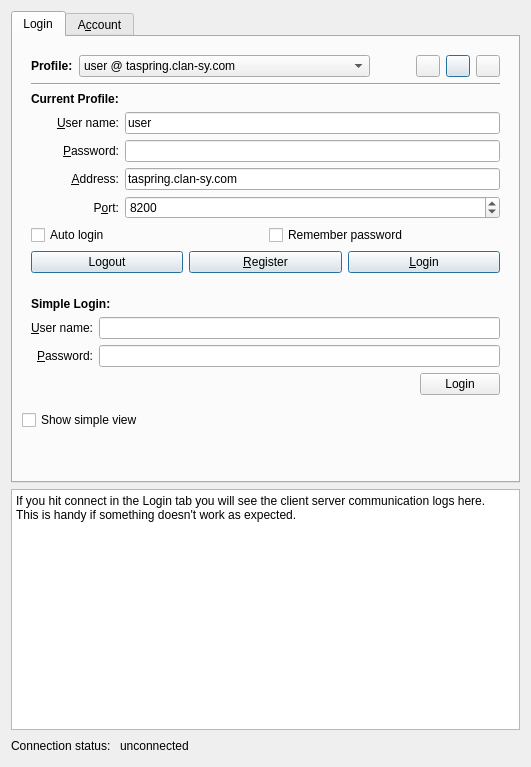
Qt form ui/ConnectionWidget.ui (tizbac/qtlobby) before a commit.
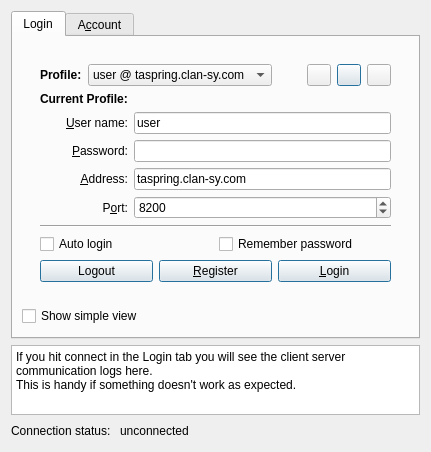
The same form after that commit. Icons and pictures are not drawn.

Commit message: Implemented buildbot config option in .pro file Fixed issue 123

```diff
--- a/ui/ConnectionWidget.ui
+++ b/ui/ConnectionWidget.ui
@@ -6,74 +6,16 @@
    <rect>
     <x>0</x>
     <y>0</y>
-    <width>531</width>
-    <height>767</height>
+    <width>431</width>
+    <height>437</height>
    </rect>
   </property>
-  <property name="sizePolicy">
-   <sizepolicy hsizetype="Expanding" vsizetype="Minimum">
-    <horstretch>0</horstretch>
-    <verstretch>0</verstretch>
-   </sizepolicy>
-  </property>
   <property name="windowTitle">
    <string>Connect to a lobby server </string>
   </property>
-  <layout class="QGridLayout">
-   <item row="1" column="0" colspan="3">
-    <widget class="QTextBrowser" name="connectionLogTextBrowser">
-     <property name="sizePolicy">
-      <sizepolicy hsizetype="Expanding" vsizetype="Expanding">
-       <horstretch>0</horstretch>
-       <verstretch>0</verstretch>
-      </sizepolicy>
-     </property>
-     <property name="html">
-      <string>&lt;!DOCTYPE HTML PUBLIC &quot;-//W3C//DTD HTML 4.0//EN&quot; &quot;http://www.w3.org/TR/REC-html40/strict.dtd&quot;&gt;
-&lt;html&gt;&lt;head&gt;&lt;meta name=&quot;qrichtext&quot; content=&quot;1&quot; /&gt;&lt;style type=&quot;text/css&quot;&gt;
-p, li { white-space: pre-wrap; }
-&lt;/style&gt;&lt;/head&gt;&lt;body style=&quot; font-family:'DejaVu Sans'; font-size:9pt; font-weight:400; font-style:normal;&quot;&gt;
-&lt;p style=&quot; margin-top:0px; margin-bottom:0px; margin-left:0px; margin-right:0px; -qt-block-indent:0; text-indent:0px;&quot;&gt;&lt;span style=&quot; font-family:'Sans Serif';&quot;&gt;If you hit connect in the Login tab you will see the client server communication logs here. &lt;/span&gt;&lt;/p&gt;
-&lt;p style=&quot; margin-top:0px; margin-bottom:0px; margin-left:0px; margin-right:0px; -qt-block-indent:0; text-indent:0px;&quot;&gt;&lt;span style=&quot; font-family:'Sans Serif';&quot;&gt;This is handy if something doesn't work as expected.&lt;/span&gt;&lt;/p&gt;
-&lt;p style=&quot;-qt-paragraph-type:empty; margin-top:0px; margin-bottom:0px; margin-left:0px; margin-right:0px; -qt-block-indent:0; text-indent:0px; font-family:'Sans Serif';&quot;&gt;&lt;/p&gt;&lt;/body&gt;&lt;/html&gt;</string>
-     </property>
-    </widget>
-   </item>
-   <item row="2" column="2">
-    <spacer>
-     <property name="orientation">
-      <enum>Qt::Horizontal</enum>
-     </property>
-     <property name="sizeHint" stdset="0">
-      <size>
-       <width>441</width>
-       <height>20</height>
-      </size>
-     </property>
-    </spacer>
-   </item>
-   <item row="2" column="1">
-    <widget class="QLabel" name="statusLabel">
-     <property name="text">
-      <string>unconnected</string>
-     </property>
-    </widget>
-   </item>
-   <item row="2" column="0">
-    <widget class="QLabel" name="label_8">
-     <property name="text">
-      <string>Connection status: </string>
-     </property>
-    </widget>
-   </item>
+  <layout class="QGridLayout" name="gridLayout_6">
    <item row="0" column="0" colspan="3">
     <widget class="QTabWidget" name="tabWidget">
-     <property name="sizePolicy">
-      <sizepolicy hsizetype="Expanding" vsizetype="Minimum">
-       <horstretch>0</horstretch>
-       <verstretch>0</verstretch>
-      </sizepolicy>
-     </property>
      <property name="tabPosition">
       <enum>QTabWidget::North</enum>
      </property>
@@ -84,7 +26,14 @@
       <attribute name="title">
        <string>Login</string>
       </attribute>
-      <layout class="QVBoxLayout" name="verticalLayout">
+      <layout class="QVBoxLayout" name="verticalLayout_5">
+       <item>
+        <widget class="QStackedWidget" name="simpleViewStackedWidget">
+         <property name="currentIndex">
+          <number>0</number>
+         </property>
+         <widget class="QWidget" name="page">
+          <layout class="QVBoxLayout" name="verticalLayout_2">
        <item>
         <widget class="QWidget" name="complexloginform" native="true">
          <property name="enabled">
@@ -230,14 +179,84 @@
             </item>
            </layout>
           </item>
-          <item row="1" column="0">
+              <item row="2" column="0">
            <widget class="Line" name="line_2">
             <property name="orientation">
              <enum>Qt::Horizontal</enum>
             </property>
            </widget>
           </item>
-          <item row="2" column="0">
+              <item row="4" column="0">
+               <layout class="QHBoxLayout" name="optionLayout">
+                <item>
+                 <widget class="QCheckBox" name="autoLoginCheckBox">
+                  <property name="text">
+                   <string>Auto login</string>
+                  </property>
+                 </widget>
+                </item>
+                <item>
+                 <widget class="QCheckBox" name="rememberPassCheckBox">
+                  <property name="text">
+                   <string>Remember password</string>
+                  </property>
+                 </widget>
+                </item>
+               </layout>
+              </item>
+              <item row="5" column="0">
+               <layout class="QHBoxLayout" name="horizontalLayout">
+                <item>
+                 <widget class="QPushButton" name="logoutButton">
+                  <property name="enabled">
+                   <bool>true</bool>
+                  </property>
+                  <property name="text">
+                   <string>Logout</string>
+                  </property>
+                  <property name="autoDefault">
+                   <bool>true</bool>
+                  </property>
+                  <property name="default">
+                   <bool>true</bool>
+                  </property>
+                 </widget>
+                </item>
+                <item>
+                 <widget class="QPushButton" name="registerUserPushButton">
+                  <property name="enabled">
+                   <bool>true</bool>
+                  </property>
+                  <property name="text">
+                   <string>&amp;Register</string>
+                  </property>
+                  <property name="autoDefault">
+                   <bool>true</bool>
+                  </property>
+                  <property name="default">
+                   <bool>true</bool>
+                  </property>
+                 </widget>
+                </item>
+                <item>
+                 <widget class="QPushButton" name="loginButton">
+                  <property name="enabled">
+                   <bool>true</bool>
+                  </property>
+                  <property name="text">
+                   <string>&amp;Login</string>
+                  </property>
+                  <property name="autoDefault">
+                   <bool>true</bool>
+                  </property>
+                  <property name="default">
+                   <bool>true</bool>
+                  </property>
+                 </widget>
+                </item>
+               </layout>
+              </item>
+              <item row="1" column="0">
            <layout class="QGridLayout" name="gridLayout_2">
             <property name="margin">
              <number>0</number>
@@ -370,79 +389,13 @@
             </item>
            </layout>
           </item>
-          <item row="3" column="0">
-           <layout class="QHBoxLayout" name="optionLayout">
-            <item>
-             <widget class="QCheckBox" name="autoLoginCheckBox">
-              <property name="text">
-               <string>Auto login</string>
-              </property>
-             </widget>
-            </item>
-            <item>
-             <widget class="QCheckBox" name="rememberPassCheckBox">
-              <property name="text">
-               <string>Remember password</string>
-              </property>
-             </widget>
-            </item>
-           </layout>
-          </item>
-          <item row="4" column="0">
-           <layout class="QHBoxLayout" name="horizontalLayout">
-            <item>
-             <widget class="QPushButton" name="logoutButton">
-              <property name="enabled">
-               <bool>true</bool>
-              </property>
-              <property name="text">
-               <string>Logout</string>
-              </property>
-              <property name="autoDefault">
-               <bool>true</bool>
-              </property>
-              <property name="default">
-               <bool>true</bool>
-              </property>
-             </widget>
-            </item>
-            <item>
-             <widget class="QPushButton" name="registerUserPushButton">
-              <property name="enabled">
-               <bool>true</bool>
-              </property>
-              <property name="text">
-               <string>&amp;Register</string>
-              </property>
-              <property name="autoDefault">
-               <bool>true</bool>
-              </property>
-              <property name="default">
-               <bool>true</bool>
-              </property>
-             </widget>
-            </item>
-            <item>
-             <widget class="QPushButton" name="loginButton">
-              <property name="enabled">
-               <bool>true</bool>
-              </property>
-              <property name="text">
-               <string>&amp;Login</string>
-              </property>
-              <property name="autoDefault">
-               <bool>true</bool>
-              </property>
-              <property name="default">
-               <bool>true</bool>
-              </property>
-             </widget>
-            </item>
-           </layout>
-          </item>
-         </layout>
-        </widget>
-       </item>
+             </layout>
+            </widget>
+           </item>
+          </layout>
+         </widget>
+         <widget class="QWidget" name="page_2">
+          <layout class="QVBoxLayout" name="verticalLayout">
        <item>
         <widget class="QWidget" name="simpleloginform" native="true">
          <layout class="QVBoxLayout" name="verticalLayout_4">
@@ -532,13 +485,6 @@
          </layout>
         </widget>
        </item>
-       <item>
-        <widget class="QCheckBox" name="simpleDetailedSwitch">
-         <property name="text">
-          <string>Show simple view</string>
-         </property>
-        </widget>
-       </item>
        <item>
         <spacer name="verticalSpacer">
          <property name="orientation">
@@ -554,6 +500,30 @@
        </item>
       </layout>
      </widget>
+        </widget>
+       </item>
+       <item>
+        <widget class="QCheckBox" name="simpleDetailedSwitch">
+         <property name="text">
+          <string>Show simple view</string>
+         </property>
+        </widget>
+       </item>
+       <item>
+        <spacer name="verticalSpacer_2">
+         <property name="orientation">
+          <enum>Qt::Vertical</enum>
+         </property>
+         <property name="sizeHint" stdset="0">
+          <size>
+           <width>20</width>
+           <height>0</height>
+          </size>
+         </property>
+        </spacer>
+       </item>
+      </layout>
+     </widget>
      <widget class="QWidget" name="editaccounttab">
       <attribute name="title">
        <string>A&amp;ccount</string>
@@ -789,6 +759,46 @@
      </widget>
     </widget>
    </item>
+   <item row="1" column="0" colspan="3">
+    <widget class="QTextBrowser" name="connectionLogTextBrowser">
+     <property name="html">
+      <string>&lt;!DOCTYPE HTML PUBLIC &quot;-//W3C//DTD HTML 4.0//EN&quot; &quot;http://www.w3.org/TR/REC-html40/strict.dtd&quot;&gt;
+&lt;html&gt;&lt;head&gt;&lt;meta name=&quot;qrichtext&quot; content=&quot;1&quot; /&gt;&lt;style type=&quot;text/css&quot;&gt;
+p, li { white-space: pre-wrap; }
+&lt;/style&gt;&lt;/head&gt;&lt;body style=&quot; font-family:'DejaVu Sans'; font-size:9pt; font-weight:400; font-style:normal;&quot;&gt;
+&lt;p style=&quot; margin-top:0px; margin-bottom:0px; margin-left:0px; margin-right:0px; -qt-block-indent:0; text-indent:0px;&quot;&gt;&lt;span style=&quot; font-family:'Sans Serif';&quot;&gt;If you hit connect in the Login tab you will see the client server communication logs here. &lt;/span&gt;&lt;/p&gt;
+&lt;p style=&quot; margin-top:0px; margin-bottom:0px; margin-left:0px; margin-right:0px; -qt-block-indent:0; text-indent:0px;&quot;&gt;&lt;span style=&quot; font-family:'Sans Serif';&quot;&gt;This is handy if something doesn't work as expected.&lt;/span&gt;&lt;/p&gt;
+&lt;p style=&quot;-qt-paragraph-type:empty; margin-top:0px; margin-bottom:0px; margin-left:0px; margin-right:0px; -qt-block-indent:0; text-indent:0px; font-family:'Sans Serif';&quot;&gt;&lt;/p&gt;&lt;/body&gt;&lt;/html&gt;</string>
+     </property>
+    </widget>
+   </item>
+   <item row="2" column="0">
+    <widget class="QLabel" name="label_8">
+     <property name="text">
+      <string>Connection status: </string>
+     </property>
+    </widget>
+   </item>
+   <item row="2" column="1">
+    <widget class="QLabel" name="statusLabel">
+     <property name="text">
+      <string>unconnected</string>
+     </property>
+    </widget>
+   </item>
+   <item row="2" column="2">
+    <spacer>
+     <property name="orientation">
+      <enum>Qt::Horizontal</enum>
+     </property>
+     <property name="sizeHint" stdset="0">
+      <size>
+       <width>441</width>
+       <height>20</height>
+      </size>
+     </property>
+    </spacer>
+   </item>
   </layout>
  </widget>
  <tabstops>
```
Left out of the diff: 8 changed lines with no effect on the pictures. Lines whose indentation alone changed are shown as unchanged. The commit also changes 3 other files.
